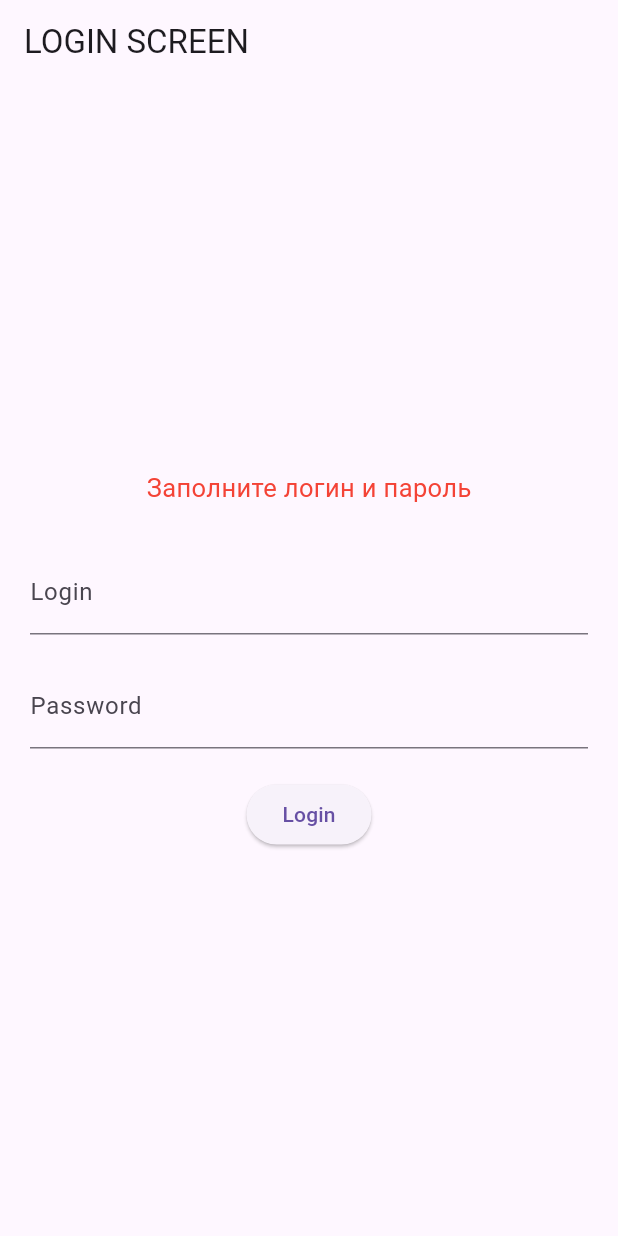
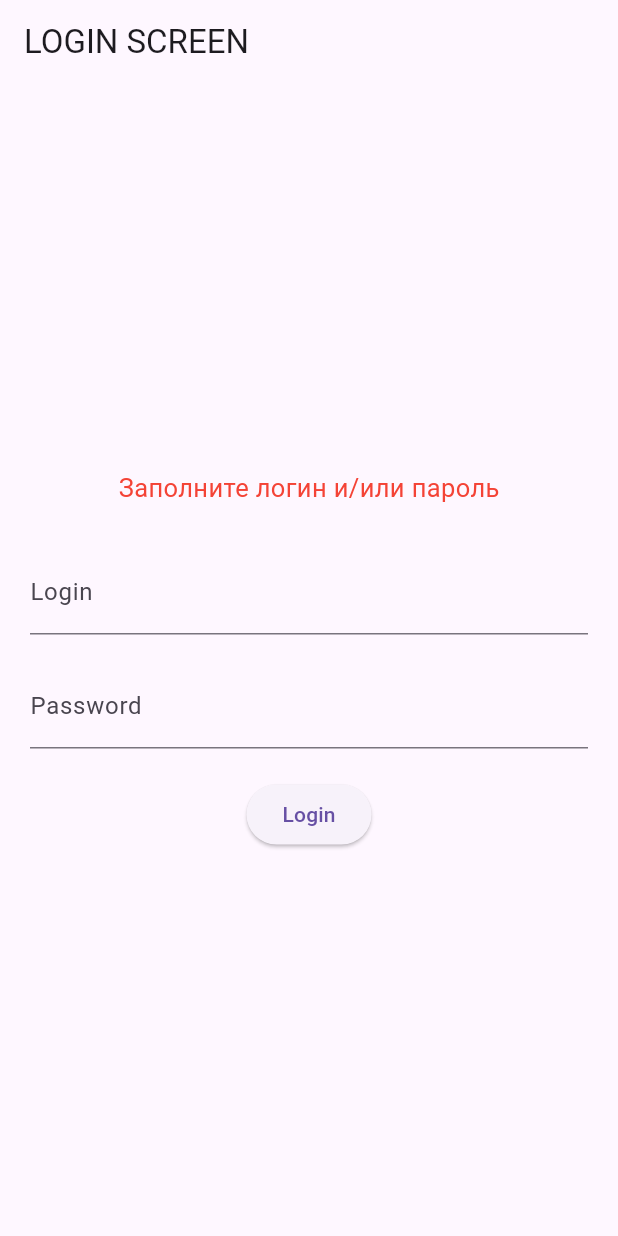
Before and after one commit to rusyaev-dk/movies_app, a Flutter app: the screen it shows after launch, after a tap on "Login", on a phone screen of 412 x 824 dp. Run offline on Flutter 3.47's test engine with Material 3 defaults, Android fonts, the phone set to English and light mode, and no system bars; our stand-ins replace bloc, bloc_concurrency, dio, easy_localization, flutter_bloc, flutter_dotenv and 4 more; network calls fail.

Commit message:
- The transition to cubits has been made. - The functionality of the authorization page has been implemented.

```diff
--- a/lib/core/data/storage/db_interface.dart
+++ b/lib/core/data/storage/db_interface.dart
@@ -1,3 +1,5 @@
+
+
 abstract class DataBaseInterface {
 
   Future<void> init();
--- a/lib/core/data/storage/secure_storage.dart
+++ b/lib/core/data/storage/secure_storage.dart
@@ -1,7 +1,6 @@
 import 'package:flutter_secure_storage/flutter_secure_storage.dart';
 import 'package:movies_app/core/data/storage/db_interface.dart';
 import 'package:movies_app/core/utils/service_functions.dart';
-
 
 
 class SecureStorage implements DataBaseInterface {
--- a/lib/core/data/storage/shared_prefs.dart
+++ b/lib/core/data/storage/shared_prefs_storage.dart
@@ -1,6 +1,7 @@
 import 'package:movies_app/core/data/storage/db_interface.dart';
 import 'package:movies_app/core/utils/service_functions.dart';
 import 'package:shared_preferences/shared_preferences.dart';
+
 
 class SharedPrefsStorage implements DataBaseInterface {
   SharedPrefsStorage();
--- a/lib/core/domain/models/tmdb_models.dart
+++ b/lib/core/domain/models/tmdb_models.dart
@@ -1,4 +1,3 @@
-
 enum TMDBMediaType { movie, tv, person }
 
 extension TMDBMediaTypeAsString on TMDBMediaType {
@@ -14,7 +13,14 @@ extension TMDBMediaTypeAsString on TMDBMediaType {
   }
 }
 
-abstract class TMDBModel {}
+abstract class TMDBModel {
+  TMDBModel._();
+
+  factory TMDBModel.fromJson(Map<String, dynamic> json) {
+    throw UnimplementedError(
+        'fromJson() method must be implemented in subclass.');
+  }
+}
 
 class MovieModel extends TMDBModel {
   final bool? adult;
@@ -50,8 +56,9 @@ class MovieModel extends TMDBModel {
     this.budget,
     this.revenue,
     this.runtime,
-  });
+  }): super._();
 
+  @override
   factory MovieModel.fromJSON(Map<String, dynamic> json) {
     return MovieModel(
       adult: json["adult"],
@@ -119,8 +126,9 @@ class TVSeriesModel extends TMDBModel {
     this.type,
     this.numberOfEpisodes,
     this.numberOfSeasons,
-  });
+  }): super._();
 
+  @override
   factory TVSeriesModel.fromJSON(Map<String, dynamic> json) {
     return TVSeriesModel(
       adult: json["adult"],
@@ -148,7 +156,6 @@ class TVSeriesModel extends TMDBModel {
   }
 }
 
-
 class PersonModel extends TMDBModel {
   final int? id;
   final String? name;
@@ -164,8 +171,9 @@ class PersonModel extends TMDBModel {
     required this.popularity,
     required this.gender,
     required this.profilePath,
-  });
+  }): super._();
 
+  @override
   factory PersonModel.fromJSON(Map<String, dynamic> json) {
     return PersonModel(
       id: json["id"],
--- a/lib/core/presentation/blocs/auth_bloc/auth_bloc.dart
+++ b/lib/core/presentation/auth_bloc/auth_bloc.dart
@@ -21,7 +21,7 @@ class AuthBloc extends Bloc<AuthEvent, AuthState> {
         _tmdbSessionDataRepository = tmdbSessionDataRepository,
         super(AuthUnauthorizedState()) {
     on<AuthEvent>(_eventHandlerSwitcher, transformer: sequential());
-    add(AuthLogoutEvent()); // убрать в финалке!!!
+    // add(AuthLogoutEvent()); // убрать в финалке!!!
     add(AuthCheckStatusEvent());
   }
 
--- a/lib/core/presentation/blocs/screen_loader_bloc/screen_loader_event.dart
+++ /dev/null
@@ -1,8 +0,0 @@
-part of 'screen_loader_bloc.dart';
-
-class ScreenLoaderEvent {}
-
-
-class ScreenLoaderAuthorizedEvent extends ScreenLoaderEvent {}
-
-class ScreenLoaderUnauthorizedEvent extends ScreenLoaderEvent {}
--- a/lib/core/presentation/blocs/screen_loader_bloc/screen_loader_bloc.dart
+++ b/lib/core/presentation/screen_loader_cubit.dart
@@ -1,17 +1,16 @@
 import 'dart:async';
 
 import 'package:bloc/bloc.dart';
-import 'package:movies_app/core/presentation/blocs/auth_bloc/auth_bloc.dart';
+import 'package:movies_app/core/presentation/auth_bloc/auth_bloc.dart';
 
-part 'screen_loader_event.dart';
 
 enum ScreenLoaderState { unknown, authorized, unAuthorized }
 
-class ScreenLoaderBloc extends Bloc<ScreenLoaderEvent, ScreenLoaderState> {
+class ScreenLoaderCubit extends Cubit<ScreenLoaderState> {
   final AuthBloc _authBloc;
   late final StreamSubscription<AuthState> _authBlocSubscription;
 
-  ScreenLoaderBloc({
+  ScreenLoaderCubit({
     required ScreenLoaderState initialState,
     required AuthBloc authBloc,
   })  : _authBloc = authBloc,
@@ -23,7 +22,6 @@ class ScreenLoaderBloc extends Bloc<ScreenLoaderEvent, ScreenLoaderState> {
         _authBloc.add(AuthCheckStatusEvent());
       },
     );
-
   }
 
   void _onState(AuthState state) {
--- a/lib/core/presentation/screens/screen_loader.dart
+++ b/lib/core/presentation/screens/screen_loader.dart
@@ -1,8 +1,8 @@
 import 'package:flutter/material.dart';
 import 'package:flutter_bloc/flutter_bloc.dart';
 import 'package:go_router/go_router.dart';
-import 'package:movies_app/core/presentation/blocs/auth_bloc/auth_bloc.dart';
-import 'package:movies_app/core/presentation/blocs/screen_loader_bloc/screen_loader_bloc.dart';
+import 'package:movies_app/core/presentation/auth_bloc/auth_bloc.dart';
+import 'package:movies_app/core/presentation/screen_loader_cubit.dart';
 import 'package:movies_app/core/routing/app_routes.dart';
 
 class ScreenLoader extends StatelessWidget {
@@ -20,11 +20,11 @@ class ScreenLoader extends StatelessWidget {
   @override
   Widget build(BuildContext context) {
     return BlocProvider(
-      create: (context) => ScreenLoaderBloc(
-         initialState: ScreenLoaderState.unknown,
+      create: (context) => ScreenLoaderCubit(
+        initialState: ScreenLoaderState.unknown,
         authBloc: BlocProvider.of<AuthBloc>(context),
       ),
-      child: BlocListener<ScreenLoaderBloc, ScreenLoaderState>(
+      child: BlocListener<ScreenLoaderCubit, ScreenLoaderState>(
         listenWhen: (prev, current) => current != ScreenLoaderState.unknown,
         listener: _onScreenLoaderBlocStateChanged,
         child: const Scaffold(
--- a/lib/features/auth/presentation/auth_screen.dart
+++ b/lib/features/auth/presentation/auth_screen.dart
@@ -1,9 +1,9 @@
 import 'package:flutter/material.dart';
 import 'package:flutter_bloc/flutter_bloc.dart';
 import 'package:go_router/go_router.dart';
-import 'package:movies_app/core/presentation/blocs/auth_bloc/auth_bloc.dart';
+import 'package:movies_app/core/presentation/auth_bloc/auth_bloc.dart';
 import 'package:movies_app/core/routing/app_routes.dart';
-import 'package:movies_app/features/auth/presentation/auth_view_bloc/auth_view_bloc.dart';
+import 'package:movies_app/features/auth/presentation/auth_view_cubit/auth_view_cubit.dart';
 import 'package:movies_app/features/auth/presentation/components/auth_body.dart';
 
 class AuthScreen extends StatelessWidget {
@@ -21,11 +21,11 @@ class AuthScreen extends StatelessWidget {
   @override
   Widget build(BuildContext context) {
     return BlocProvider(
-      create: (context) => AuthViewBloc(
+      create: (context) => AuthViewCubit(
         initialState: AuthViewFormFillInProgressState(),
         authBloc: RepositoryProvider.of<AuthBloc>(context),
       ),
-      child: BlocListener<AuthViewBloc, AuthViewState>(
+      child: BlocListener<AuthViewCubit, AuthViewState>(
         listener: _onAuthViewCubitStateChange,
         child: Scaffold(
           appBar: AppBar(
--- a/lib/features/auth/presentation/auth_view_bloc/auth_view_event.dart
+++ /dev/null
@@ -1,17 +0,0 @@
-part of 'auth_view_bloc.dart';
-
-class AuthViewEvent {}
-
-class AuthViewLoginEvent extends AuthViewEvent {
-  final String login;
-
-  AuthViewLoginEvent(this.login);
-}
-
-class AuthViewPasswordEvent extends AuthViewEvent {
-  final String password;
-
-  AuthViewPasswordEvent(this.password);
-}
-
-class AuthViewAuthEvent extends AuthViewEvent {}
--- a/lib/features/auth/presentation/auth_view_bloc/auth_view_bloc.dart
+++ b/lib/features/auth/presentation/auth_view_cubit/auth_view_cubit.dart
@@ -1,65 +1,31 @@
 import 'dart:async';
 
 import 'package:bloc/bloc.dart';
-import 'package:movies_app/core/presentation/blocs/auth_bloc/auth_bloc.dart';
+import 'package:movies_app/core/presentation/auth_bloc/auth_bloc.dart';
 import 'package:movies_app/core/utils/exceptions.dart';
 
-part 'auth_view_event.dart';
 part 'auth_view_state.dart';
 
-class AuthViewBloc extends Bloc<AuthViewEvent, AuthViewState> {
+class AuthViewCubit extends Cubit<AuthViewState> {
   final AuthBloc _authBloc;
   late final StreamSubscription<AuthState> _authBlocSubscription;
 
-  String? login;
-  String? password;
-
-  AuthViewBloc({
+  AuthViewCubit({
     required AuthViewState initialState,
     required AuthBloc authBloc,
   })  : _authBloc = authBloc,
         super(initialState) {
     _onState(authBloc.state);
     _authBlocSubscription = authBloc.stream.listen(_onState);
-    on<AuthViewEvent>(_eventHandlerSwitcher);
   }
 
-  _eventHandlerSwitcher(
-      AuthViewEvent event, Emitter<AuthViewState> emit) async {
-    if (event is AuthViewLoginEvent) {
-      await _onAuthViewLogin(event, emit);
-    } else if (event is AuthViewPasswordEvent) {
-      await _onAuthViewPassword(event, emit);
-    } else if (event is AuthViewAuthEvent) {
-      await _onAuthViewAuth(event, emit);
-    }
-  }
-
-  _onAuthViewLogin(AuthViewLoginEvent event, Emitter<AuthViewState> emit) {
-    if (event.login.isNotEmpty) {
-      login = event.login;
-    }
-  }
-
-  _onAuthViewPassword(
-      AuthViewPasswordEvent event, Emitter<AuthViewState> emit) {
-    if (event.password.isNotEmpty) {
-      password = event.password;
-    }
-  }
-
-  _onAuthViewAuth(AuthViewAuthEvent event, Emitter<AuthViewState> emit) {
-    if (login == null || password == null) {
-      final state = AuthViewErrorState('Заполните логин и пароль');
+  onAuth({required String login, required String password}) {
+    if (!_isValid(login, password)) {
+      final state = AuthViewErrorState('Заполните логин и/или пароль');
       emit(state);
       return;
     }
-    if (!_isValid(login!, password!)) {
-      final state = AuthViewErrorState('Заполните логин и пароль');
-      emit(state);
-      return;
-    }
-    _authBloc.add(AuthLoginEvent(login: login!, password: password!));
+    _authBloc.add(AuthLoginEvent(login: login, password: password));
   }
 
   void _onState(AuthState state) {
@@ -72,9 +38,9 @@ class AuthViewBloc extends Bloc<AuthViewEvent, AuthViewState> {
       final message = _mapErrorToMessage(state.error);
       emit(AuthViewErrorState(message));
     } else if (state is AuthInProgressState) {
-      emit(AuthViewInProgressState());
+      emit(AuthViewAuthInProgressState());
     } else if (state is AuthStatusCheckInProgressState) {
-      emit(AuthViewInProgressState());
+      emit(AuthViewAuthInProgressState());
     }
   }
 
--- a/lib/features/auth/presentation/auth_view_bloc/auth_view_state.dart
+++ b/lib/features/auth/presentation/auth_view_cubit/auth_view_state.dart
@@ -1,4 +1,4 @@
-part of 'auth_view_bloc.dart';
+part of 'auth_view_cubit.dart';
 
 class AuthViewState {}
 
@@ -29,11 +29,11 @@ class AuthViewErrorState extends AuthViewState {
   int get hashCode => errorMessage.hashCode;
 }
 
-class AuthViewInProgressState extends AuthViewState {
+class AuthViewAuthInProgressState extends AuthViewState {
   @override
   bool operator ==(Object other) =>
       identical(this, other) ||
-      other is AuthViewInProgressState && runtimeType == other.runtimeType;
+      other is AuthViewAuthInProgressState && runtimeType == other.runtimeType;
 
   @override
   int get hashCode => 0;
--- a/lib/features/auth/presentation/components/auth_body.dart
+++ b/lib/features/auth/presentation/components/auth_body.dart
@@ -1,57 +1,41 @@
 import 'package:flutter/material.dart';
 import 'package:flutter_bloc/flutter_bloc.dart';
-import 'package:movies_app/features/auth/presentation/auth_view_bloc/auth_view_bloc.dart';
+import 'package:movies_app/features/auth/presentation/auth_view_cubit/auth_view_cubit.dart';
 
 class AuthBody extends StatelessWidget {
-  const AuthBody({super.key});
+  AuthBody({super.key});
+
+  final TextEditingController _loginController = TextEditingController();
+  final TextEditingController _passwordController = TextEditingController();
 
   @override
   Widget build(BuildContext context) {
-    return const Padding(
-      padding: EdgeInsets.all(20.0),
-      child: TextFormsWidget(),
-    );
-  }
-}
-
-class TextFormsWidget extends StatelessWidget {
-  const TextFormsWidget({super.key});
-
-  @override
-  Widget build(BuildContext context) {
-    return Column(
+    return Padding(
+      padding: const EdgeInsets.all(20.0),
+      child: Column(
         mainAxisAlignment: MainAxisAlignment.center,
         children: <Widget>[
           const ErrorMessageWidget(),
           const SizedBox(height: 10),
-        TextFormField(
-          decoration: const InputDecoration(
-            labelText: 'Login',
-            hintText: 'Enter your login',
-          ),
-          onChanged: (value) {
-            context.read<AuthViewBloc>().add(AuthViewLoginEvent(value));
-          },
+          CustomTextField(
+            controller: _loginController,
+            labelText: "Login",
+            hintText: "Enter your login",
           ),
           const SizedBox(height: 20),
-        TextField(
+          CustomTextField(
+            controller: _passwordController,
             obscureText: true,
-          decoration: const InputDecoration(
-            labelText: 'Password',
-            hintText: 'Enter your password',
-          ),
-          onChanged: (value) {
-            context.read<AuthViewBloc>().add(AuthViewPasswordEvent(value));
-          },
+            labelText: "Password",
+            hintText: "Enter your password",
           ),
           const SizedBox(height: 20),
-        ElevatedButton(
-          onPressed: () {
-            context.read<AuthViewBloc>().add(AuthViewAuthEvent());
-          },
-          child: const Text('Login'),
+          CustomLoginButton(
+            loginController: _loginController,
+            passwordController: _passwordController,
           ),
         ],
+      ),
     );
   }
 }
@@ -61,12 +45,15 @@ class ErrorMessageWidget extends StatelessWidget {
 
   @override
   Widget build(BuildContext context) {
-    final errorMessage = context.select((AuthViewBloc c) {
-      final state = c.state;
+    return BlocBuilder<AuthViewCubit, AuthViewState>(
+      builder: (context, state) {
+        final errorMessage = context.select(
+          (AuthViewCubit cubit) {
+            final state = cubit.state;
             return state is AuthViewErrorState ? state.errorMessage : null;
-    });
+          },
+        );
         if (errorMessage == null) return const SizedBox.shrink();
-
         return Padding(
           padding: const EdgeInsets.only(bottom: 20),
           child: Text(
@@ -77,5 +64,79 @@ class ErrorMessageWidget extends StatelessWidget {
             ),
           ),
         );
+      },
+    );
   }
 }
+
+class CustomTextField extends StatelessWidget {
+  const CustomTextField({
+    super.key,
+    required this.controller,
+    this.obscureText = false,
+    required this.labelText,
+    required this.hintText,
+  });
+
+  final TextEditingController controller;
+  final bool obscureText;
+  final String labelText;
+  final String hintText;
+
+  @override
+  Widget build(BuildContext context) {
+    return TextField(
+      controller: controller,
+      obscureText: obscureText,
+      decoration: InputDecoration(
+        labelText: labelText,
+        hintText: hintText,
+      ),
+    );
+  }
+}
+
+class CustomLoginButton extends StatelessWidget {
+  const CustomLoginButton({
+    super.key,
+    required TextEditingController loginController,
+    required TextEditingController passwordController,
+  })  : _loginController = loginController,
+        _passwordController = passwordController;
+
+  final TextEditingController _loginController;
+  final TextEditingController _passwordController;
+
+  @override
+  Widget build(BuildContext context) {
+    return BlocBuilder<AuthViewCubit, AuthViewState>(
+      builder: (context, state) {
+        final AuthViewState state =
+            context.select((AuthViewCubit cubit) => cubit.state);
+
+        final bool canStartAuth = state is AuthViewFormFillInProgressState ||
+            state is AuthViewErrorState;
+
+        final void Function()? onPressed = canStartAuth
+            ? () => context.read<AuthViewCubit>().onAuth(
+                  login: _loginController.text,
+                  password: _passwordController.text,
+                )
+            : null;
+
+        final Widget child = state is AuthViewAuthInProgressState
+            ? const SizedBox(
+                width: 15,
+                height: 15,
+                child: CircularProgressIndicator(strokeWidth: 2),
+              )
+            : const Text('Login');
+
+        return ElevatedButton(
+          onPressed: onPressed,
+          child: child,
+        );
+      },
+    );
+  }
+}
--- a/lib/features/home/presentation/home_screen.dart
+++ b/lib/features/home/presentation/home_screen.dart
@@ -15,7 +15,7 @@ class HomeScreen extends StatelessWidget {
       ),
       child: Scaffold(
         appBar: AppBar(),
-        body: HomeBody(),
+        body: const HomeBody(),
       ),
     );
   }
--- a/lib/movies_app.dart
+++ b/lib/movies_app.dart
@@ -5,9 +5,8 @@ import 'package:movies_app/core/domain/repositories/tmdb_session_data_repository
 import 'package:movies_app/core/data/storage/secure_storage.dart';
 import 'package:movies_app/core/domain/repositories/tmdb_account_repository.dart';
 import 'package:movies_app/core/domain/repositories/tmdb_auth_repository.dart';
-import 'package:movies_app/core/presentation/blocs/screen_loader_bloc/screen_loader_bloc.dart';
 import 'package:movies_app/core/routing/app_router.dart';
-import 'package:movies_app/core/presentation/blocs/auth_bloc/auth_bloc.dart';
+import 'package:movies_app/core/presentation/auth_bloc/auth_bloc.dart';
 
 class MoviesApp extends StatelessWidget {
   const MoviesApp({super.key});
```
Also changed, not shown: lib/core/presentation/auth_bloc/auth_event.dart (renamed from lib/core/presentation/blocs/auth_bloc/auth_event.dart), lib/core/presentation/auth_bloc/auth_state.dart (renamed from lib/core/presentation/blocs/auth_bloc/auth_state.dart). Lines whose indentation alone changed are shown as unchanged.
